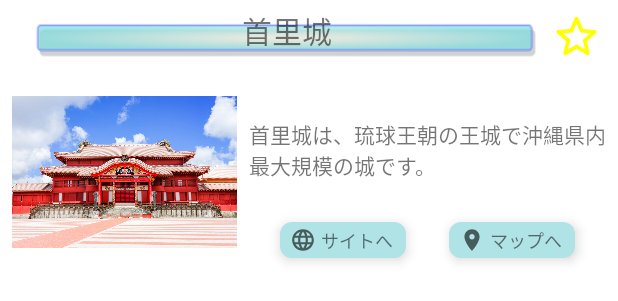
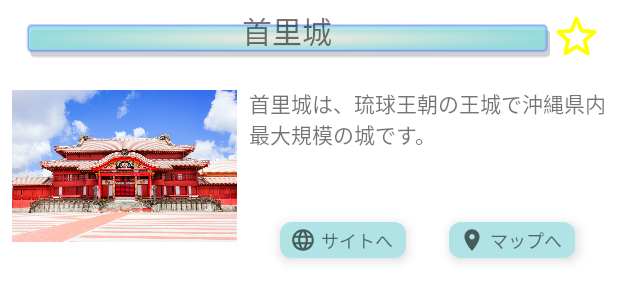
Before and after one commit to ssi17/okishiru, an Android app: the layout item_view_article.xml on its own in the app's theme, with its tools: preview values and no code run, on a phone screen of 412 x 824 dp. Shown: the top 301 px of the screen. Run offline under Robolectric (Android 15) with nearby library versions, the phone set to English and light mode, and no system bars.

Commit message:
Changed article describe position

```diff
--- a/app/src/main/res/layout/item_view_article.xml
+++ b/app/src/main/res/layout/item_view_article.xml
@@ -56,7 +56,8 @@
         android:layout_width="0dp"
         android:layout_height="wrap_content"
         android:layout_marginHorizontal="8dp"
-        app:layout_constraintBottom_toTopOf="@id/page"
+        android:layout_marginTop="8dp"
+        app:layout_constraintTop_toTopOf="@id/itemImage"
         app:layout_constraintEnd_toEndOf="parent"
         app:layout_constraintHorizontal_bias="0.0"
         app:layout_constraintStart_toEndOf="@id/itemImage"
```
Also changed, not shown: app/src/main/res/drawable/article_title_underbar.png.
